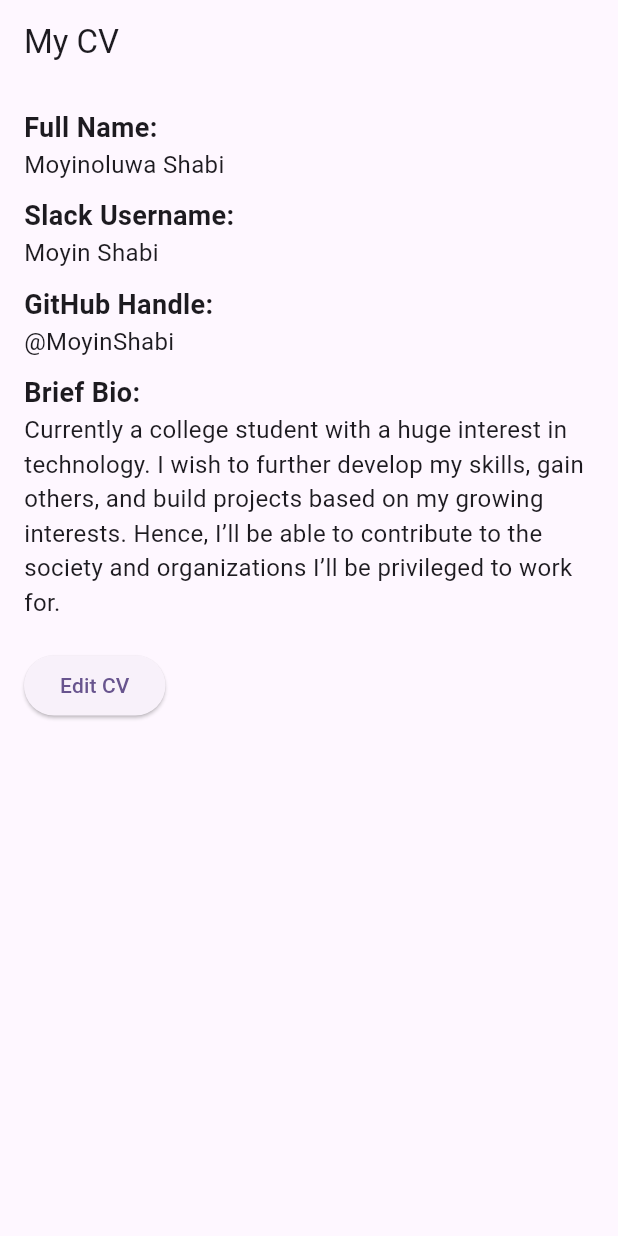
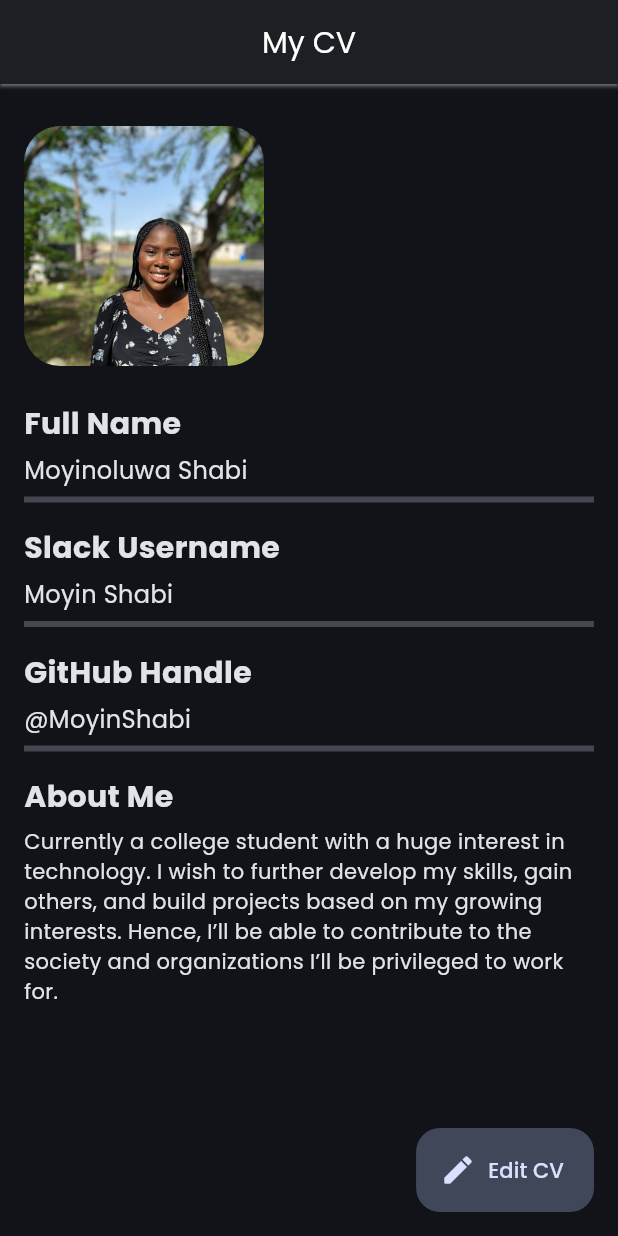
Before and after one commit to MoyinShabi/mobile-task2, a Flutter app: the screen it shows after launch, on a phone screen of 412 x 824 dp. Run offline on Flutter 3.47's test engine with Material 2 defaults, Android fonts, the phone set to English and light mode, and no system bars.

Commit message:
add fonts & update ui

```diff
--- a/lib/main.dart
+++ b/lib/main.dart
@@ -1,5 +1,5 @@
 import 'package:flutter/material.dart';
-import 'screens/home_sreen.dart';
+import 'screens/home_screen.dart';
 
 void main() => runApp(const MyApp());
 
@@ -11,8 +11,21 @@ class MyApp extends StatelessWidget {
     return MaterialApp(
       title: 'CV App',
       theme: ThemeData(
-        colorScheme: ColorScheme.fromSeed(seedColor: Colors.deepPurple),
+        colorScheme: ColorScheme.fromSeed(
+            brightness: Brightness.dark, seedColor: Colors.blueAccent),
         useMaterial3: true,
+        fontFamily: 'Poppins',
+        appBarTheme: const AppBarTheme(
+          elevation: 1,
+          surfaceTintColor: Colors.white,
+          shadowColor: Color(0XFFFFFFFF),
+          centerTitle: true,
+          scrolledUnderElevation: 0,
+          titleTextStyle: TextStyle(
+            fontFamily: 'Poppins',
+            fontSize: 20,
+          ),
+        ),
       ),
       home: const HomeScreen(),
     );
--- a/lib/screens/edit_details_screen.dart
+++ b/lib/screens/edit_details_screen.dart
@@ -52,7 +52,12 @@ class _EditDetailsScreenState extends State<EditDetailsScreen> {
   Widget build(BuildContext context) {
     return Scaffold(
       appBar: AppBar(
-        title: const Text('Edit Details'),
+        title: const Text('Edit CV'),
+        leading: IconButton(
+          onPressed: Navigator.of(context).pop,
+          icon: const Icon(Icons.arrow_back_ios_rounded),
+        ),
+        forceMaterialTransparency: true,
       ),
       body: SingleChildScrollView(
         child: Padding(
@@ -66,20 +71,23 @@ class _EditDetailsScreenState extends State<EditDetailsScreen> {
                   labelText: 'Full Name',
                 ),
               ),
+              const SizedBox(height: 16),
               TextFormField(
                 controller: _slackUsernameController,
                 decoration: const InputDecoration(labelText: 'Slack Username'),
               ),
+              const SizedBox(height: 16),
               TextFormField(
                 controller: _githubHandleController,
                 decoration: const InputDecoration(labelText: 'GitHub Handle'),
               ),
+              const SizedBox(height: 16),
               TextFormField(
                 controller: _bioController,
                 maxLines: 10,
-                decoration: const InputDecoration(labelText: 'Brief Bio'),
+                decoration: const InputDecoration(labelText: 'Bio'),
               ),
-              const SizedBox(height: 20),
+              const SizedBox(height: 24),
               ElevatedButton(
                 onPressed: () {
                   Map<String, String> editedData = {
--- /dev/null
+++ b/lib/screens/home_screen.dart
@@ -0,0 +1,112 @@
+import 'package:flutter/material.dart';
+import 'package:mobile_task2/widgets/display_photo.dart';
+import 'edit_details_screen.dart';
+
+class HomeScreen extends StatefulWidget {
+  const HomeScreen({super.key});
+
+  @override
+  State<HomeScreen> createState() => _HomeScreenState();
+}
+
+class _HomeScreenState extends State<HomeScreen> {
+  String fullName = 'Moyinoluwa Shabi';
+  String slackUsername = 'Moyin Shabi';
+  String githubHandle = '@MoyinShabi';
+  String bio =
+      "Currently a college student with a huge interest in technology. I wish to further develop my skills, gain others, and build projects based on my growing interests. Hence, I’ll be able to contribute to the society and organizations I’ll be privileged to work for.";
+
+  void updateData(Map<String, String> editedData) {
+    setState(() {
+      fullName = editedData['fullName'] ?? fullName;
+      slackUsername = editedData['slackUsername'] ?? slackUsername;
+      githubHandle = editedData['githubHandle'] ?? githubHandle;
+      bio = editedData['bio'] ?? bio;
+    });
+  }
+
+  @override
+  Widget build(BuildContext context) {
+    return Scaffold(
+      appBar: AppBar(
+        title: const Text('My CV'),
+      ),
+      body: SafeArea(
+        child: SingleChildScrollView(
+          padding: const EdgeInsets.fromLTRB(16, 28, 16, 16),
+          child: Column(
+            crossAxisAlignment: CrossAxisAlignment.start,
+            children: [
+              const DisplayPhoto(),
+              const SizedBox(height: 24),
+              Section(sectionName: 'Full Name', text: fullName),
+              const Divider(thickness: 4),
+              const SizedBox(height: 10),
+              Section(sectionName: 'Slack Username', text: slackUsername),
+              const Divider(thickness: 4),
+              const SizedBox(height: 10),
+              Section(sectionName: 'GitHub Handle', text: githubHandle),
+              const Divider(thickness: 4),
+              const SizedBox(height: 10),
+              Section(sectionName: 'About Me', text: bio, textFontSize: 14),
+            ],
+          ),
+        ),
+      ),
+      floatingActionButton: FloatingActionButton.extended(
+        backgroundColor: Theme.of(context).colorScheme.secondaryContainer,
+        elevation: 0,
+        onPressed: () {
+          Navigator.of(context).push(
+            MaterialPageRoute(
+              builder: (context) => EditDetailsScreen(
+                onSave: updateData,
+                fullName: fullName,
+                slackUsername: slackUsername,
+                githubHandle: githubHandle,
+                bio: bio,
+              ),
+            ),
+          );
+        },
+        icon: const Icon(Icons.edit_rounded),
+        label: const Text('Edit CV'),
+      ),
+    );
+  }
+}
+
+class Section extends StatelessWidget {
+  const Section({
+    super.key,
+    required this.sectionName,
+    required this.text,
+    this.textFontSize = 16,
+  });
+  final String sectionName;
+  final String text;
+  final double textFontSize;
+
+  @override
+  Widget build(BuildContext context) {
+    return Column(
+      crossAxisAlignment: CrossAxisAlignment.start,
+      children: [
+        Text(
+          sectionName,
+          style: const TextStyle(
+            fontSize: 20,
+            fontWeight: FontWeight.bold,
+          ),
+        ),
+        const SizedBox(height: 5),
+        Text(
+          text,
+          style: TextStyle(
+            fontSize: textFontSize,
+          ),
+        ),
+      ],
+    );
+  }
+}
--- a/lib/screens/home_sreen.dart
+++ /dev/null
@@ -1,83 +0,0 @@
-import 'package:flutter/material.dart';
-import 'edit_details_screen.dart';
-
-class HomeScreen extends StatefulWidget {
-  const HomeScreen({super.key});
-
-  @override
-  State<HomeScreen> createState() => _HomeScreenState();
-}
-
-class _HomeScreenState extends State<HomeScreen> {
-  String fullName = 'Moyinoluwa Shabi';
-  String slackUsername = 'Moyin Shabi';
-  String githubHandle = '@MoyinShabi';
-  String bio =
-      "Currently a college student with a huge interest in technology. I wish to further develop my skills, gain others, and build projects based on my growing interests. Hence, I’ll be able to contribute to the society and organizations I’ll be privileged to work for.";
-
-  void updateData(Map<String, String> editedData) {
-    setState(() {
-      fullName = editedData['fullName'] ?? fullName;
-      slackUsername = editedData['slackUsername'] ?? slackUsername;
-      githubHandle = editedData['githubHandle'] ?? githubHandle;
-      bio = editedData['bio'] ?? bio;
-    });
-  }
-
-  @override
-  Widget build(BuildContext context) {
-    return Scaffold(
-      appBar: AppBar(
-        title: const Text('My CV'),
-      ),
-      body: SingleChildScrollView(
-        padding: const EdgeInsets.all(16.0),
-        child: Column(
-          crossAxisAlignment: CrossAxisAlignment.start,
-          children: <Widget>[
-            const Text(
-              'Full Name:',
-              style: TextStyle(fontSize: 18, fontWeight: FontWeight.bold),
-            ),
-            Text(fullName, style: const TextStyle(fontSize: 16)),
-            const SizedBox(height: 10),
-            const Text(
-              'Slack Username:',
-              style: TextStyle(fontSize: 18, fontWeight: FontWeight.bold),
-            ),
-            Text(slackUsername, style: const TextStyle(fontSize: 16)),
-            const SizedBox(height: 10),
-            const Text(
-              'GitHub Handle:',
-              style: TextStyle(fontSize: 18, fontWeight: FontWeight.bold),
-            ),
-            Text(githubHandle, style: const TextStyle(fontSize: 16)),
-            const SizedBox(height: 10),
-            const Text(
-              'Brief Bio:',
-              style: TextStyle(fontSize: 18, fontWeight: FontWeight.bold),
-            ),
-            Text(bio, style: const TextStyle(fontSize: 16)),
-            const SizedBox(height: 20),
-            ElevatedButton(
-              onPressed: () {
-                Navigator.of(context).push(
-                  MaterialPageRoute(
-                    builder: (context) => EditDetailsScreen(
-                      onSave: updateData,
-                      fullName: fullName,
-                      slackUsername: slackUsername,
-                      githubHandle: githubHandle,
-                      bio: bio,
-                    ),
-                  ),
-                );
-              },
-              child: const Text('Edit CV'),
-            ),
-          ],
-        ),
-      ),
-    );
-  }
-}
--- /dev/null
+++ b/lib/widgets/display_photo.dart
@@ -0,0 +1,18 @@
+import 'package:flutter/material.dart';
+
+class DisplayPhoto extends StatelessWidget {
+  const DisplayPhoto({super.key});
+
+  @override
+  Widget build(BuildContext context) {
+    return ClipRRect(
+      borderRadius: BorderRadius.circular(24),
+      child: Image.asset(
+        'assets/images/slack-display-photo.jpg',
+        fit: BoxFit.cover,
+        height: 160,
+        width: 160,
+      ),
+    );
+  }
+}
```
Also changed, not shown: pubspec.yaml (+9 -9 lines), assets/fonts/Poppins-Bold.ttf (added), assets/fonts/Poppins-Medium.ttf (added), assets/fonts/Poppins-Regular.ttf (added), assets/images/slack-display-photo.jpg (added).
